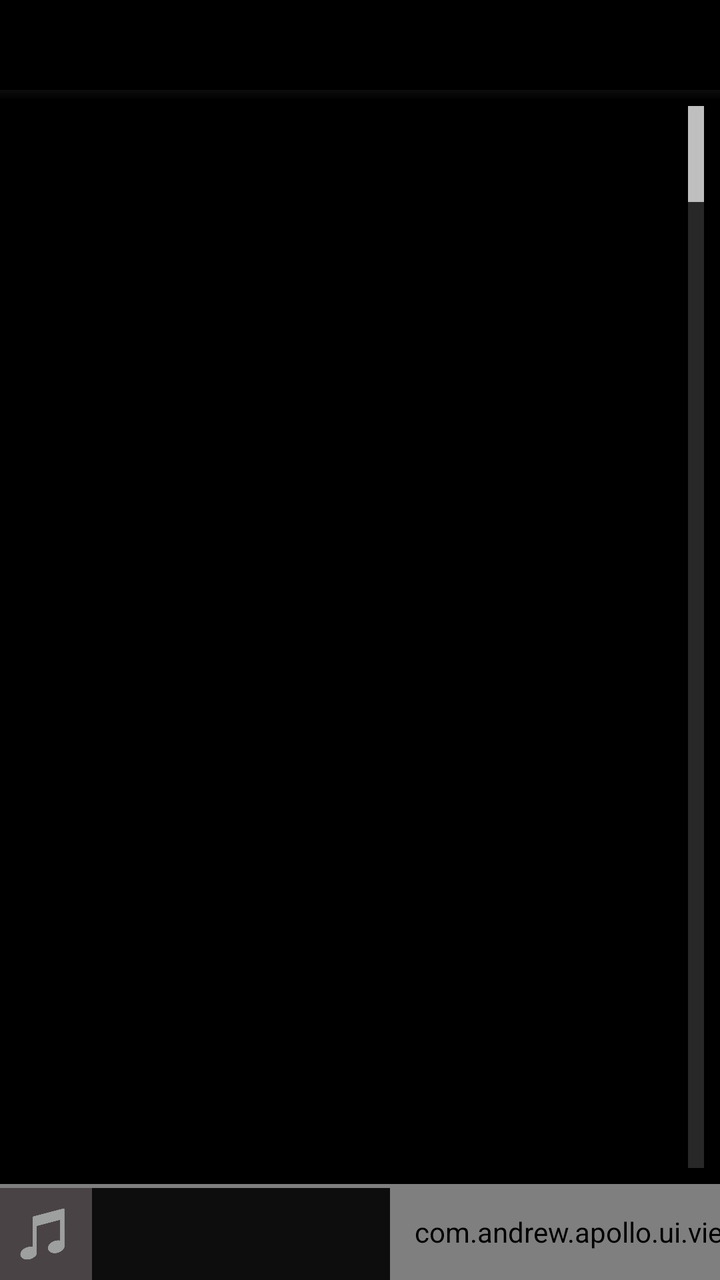
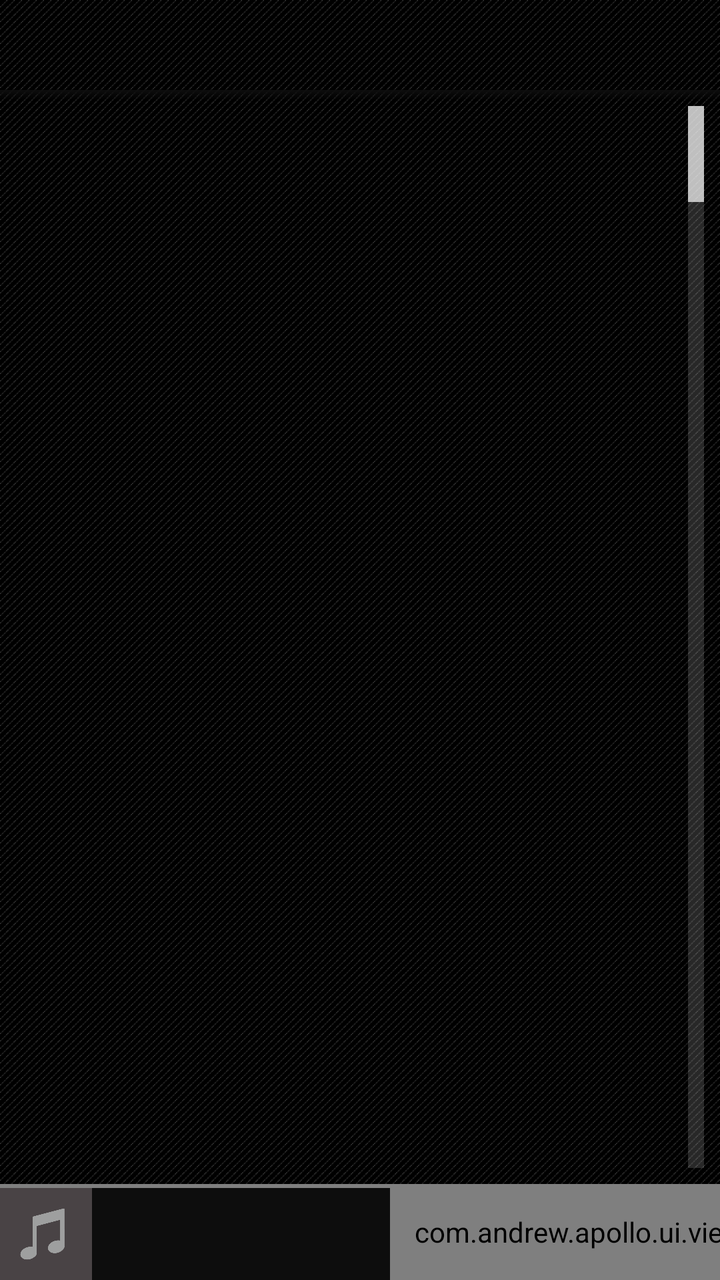

Compare the two renders of this Android layout. The source of the first and the diff that turns it into the second are given below.
<!-- AndroidManifest.xml: application theme Apollo.Theme.Dark -->
<!-- res/layout/grid_search.xml -->
<?xml version="1.0" encoding="utf-8"?>
<androidx.constraintlayout.widget.ConstraintLayout xmlns:android="http://schemas.android.com/apk/res/android"
	xmlns:app="http://schemas.android.com/apk/res-auto"
	xmlns:tools="http://schemas.android.com/tools"
	android:id="@+id/grid_search_container"
	android:layout_width="match_parent"
	android:layout_height="match_parent">

	<androidx.appcompat.widget.Toolbar
		android:id="@+id/grid_search_toolbar"
		android:layout_width="0dp"
		android:layout_height="@dimen/toolbar_height"
		app:layout_constraintStart_toStartOf="parent"
		app:layout_constraintTop_toTopOf="parent"
		app:layout_constraintEnd_toEndOf="parent" />

	<TextView
		android:id="@+id/grid_search_empty_info"
		android:layout_width="0dp"
		android:layout_height="wrap_content"
		android:visibility="invisible"
		android:layout_gravity="center"
		android:text="@string/empty_search"
		app:layout_constraintStart_toStartOf="@id/grid_search"
		app:layout_constraintTop_toTopOf="@id/grid_search"
		app:layout_constraintBottom_toBottomOf="@id/grid_search"
		app:layout_constraintEnd_toEndOf="@id/grid_search" />

	<GridView
		android:id="@+id/grid_search"
		android:layout_width="0dp"
		android:layout_height="0dp"
		android:cacheColorHint="@color/transparent"
		android:drawSelectorOnTop="true"
		android:fadingEdge="vertical"
		android:fastScrollEnabled="true"
		android:horizontalSpacing="@dimen/grid_item_spacing"
		android:verticalSpacing="@dimen/grid_item_spacing"
		android:layout_margin="@dimen/grid_search_grid_margin"
		app:layout_constraintStart_toStartOf="parent"
		app:layout_constraintTop_toBottomOf="@id/grid_search_toolbar"
		app:layout_constraintBottom_toTopOf="@id/grid_search_actionbar"
		app:layout_constraintEnd_toEndOf="parent" />

	<ImageView
		android:id="@+id/grid_search_shadow"
		android:layout_width="0dp"
		android:layout_height="@dimen/shadow_height"
		android:src="@drawable/top_shadow"
		app:layout_constraintStart_toStartOf="parent"
		app:layout_constraintTop_toBottomOf="@id/grid_search_toolbar"
		app:layout_constraintEnd_toEndOf="parent"
		tools:ignore="ContentDescription" />

	<include
		android:id="@+id/grid_search_actionbar"
		android:layout_width="0dp"
		android:layout_height="@dimen/bottom_action_bar_height"
		app:layout_constraintStart_toStartOf="parent"
		app:layout_constraintBottom_toBottomOf="parent"
		app:layout_constraintEnd_toEndOf="parent"
		layout="@layout/bottom_action_bar" />

</androidx.constraintlayout.widget.ConstraintLayout>
<!-- res/layout/bottom_action_bar.xml (included above) -->
<?xml version="1.0" encoding="utf-8"?>
<androidx.constraintlayout.widget.ConstraintLayout xmlns:android="http://schemas.android.com/apk/res/android"
	xmlns:app="http://schemas.android.com/apk/res-auto"
	xmlns:tools="http://schemas.android.com/tools"
	android:id="@+id/bottom_action_bar"
	android:layout_width="match_parent"
	android:layout_height="@dimen/bottom_action_bar_height"
	android:background="@color/action_bar_color"
	android:layout_gravity="bottom"
	tools:ignore="ContentDescription,RtlHardcoded,RtlSymmetry">

	<ImageView
		android:id="@+id/bottom_action_bar_background"
		android:layout_width="0dp"
		android:layout_height="0dp"
		app:layout_constraintStart_toEndOf="@id/bottom_action_bar_album_art"
		app:layout_constraintTop_toBottomOf="@id/colorstrip"
		app:layout_constraintBottom_toBottomOf="parent"
		app:layout_constraintEnd_toEndOf="parent" />

	<com.andrew.apollo.ui.views.theme.Colorstrip
		android:id="@+id/colorstrip"
		android:layout_width="0dp"
		android:layout_height="@dimen/colorstrip_height"
		app:layout_constraintStart_toStartOf="parent"
		app:layout_constraintTop_toTopOf="parent"
		app:layout_constraintEnd_toEndOf="parent" />

	<ImageView
		android:id="@+id/bottom_action_bar_album_art"
		android:layout_width="0dp"
		android:layout_height="0dp"
		android:src="@drawable/default_artwork"
		app:layout_constraintStart_toStartOf="parent"
		app:layout_constraintTop_toBottomOf="@id/colorstrip"
		app:layout_constraintBottom_toBottomOf="parent"
		app:layout_constraintDimensionRatio="1.0" />

	<TextView
		android:id="@+id/bottom_action_bar_line_one"
		android:layout_width="0dp"
		android:layout_height="wrap_content"
		android:layout_marginLeft="@dimen/bottom_action_bar_info_padding_left"
		android:layout_marginStart="@dimen/bottom_action_bar_info_padding_left"
		android:textColor="@color/bab_line_one"
		app:layout_constraintStart_toEndOf="@id/bottom_action_bar_album_art"
		app:layout_constraintTop_toBottomOf="@id/colorstrip"
		app:layout_constraintBottom_toTopOf="@id/bottom_action_bar_line_two"
		app:layout_constraintEnd_toStartOf="@id/bottom_action_bar_scrollview"
		app:layout_constraintVertical_chainStyle="packed"
		style="@style/BottomActionBarLineOne" />

	<TextView
		android:id="@+id/bottom_action_bar_line_two"
		android:layout_width="0dp"
		android:layout_height="wrap_content"
		android:layout_marginLeft="@dimen/bottom_action_bar_info_padding_left"
		android:layout_marginStart="@dimen/bottom_action_bar_info_padding_left"
		android:textColor="@color/bab_line_two"
		app:layout_constraintStart_toEndOf="@id/bottom_action_bar_album_art"
		app:layout_constraintTop_toBottomOf="@id/bottom_action_bar_line_one"
		app:layout_constraintBottom_toBottomOf="parent"
		app:layout_constraintEnd_toStartOf="@id/bottom_action_bar_scrollview"
		app:layout_constraintVertical_chainStyle="packed"
		style="@style/BottomActionBarLineTwo" />

	<HorizontalScrollView
		android:id="@+id/bottom_action_bar_scrollview"
		android:layout_width="@dimen/bottom_action_bar_button_container_width"
		android:layout_height="0dp"
		android:scrollbars="none"
		app:layout_constraintTop_toTopOf="@id/colorstrip"
		app:layout_constraintBottom_toBottomOf="parent"
		app:layout_constraintEnd_toEndOf="parent">

		<LinearLayout
			android:orientation="horizontal"
			android:layout_width="wrap_content"
			android:layout_height="match_parent">

			<com.andrew.apollo.ui.views.RepeatingImageButton
				android:id="@+id/action_button_previous"
				style="@style/BottomActionBarItem.Previous" />

			<com.andrew.apollo.ui.views.PlayPauseButton
				android:id="@+id/action_button_play"
				style="@style/BottomActionBarItem.Play" />

			<com.andrew.apollo.ui.views.RepeatingImageButton
				android:id="@+id/action_button_next"
				style="@style/BottomActionBarItem.Next" />

			<com.andrew.apollo.ui.views.ShuffleButton
				android:id="@+id/action_button_shuffle"
				style="@style/BottomActionBarItem.Shuffle" />

			<com.andrew.apollo.ui.views.RepeatButton
				android:id="@+id/action_button_repeat"
				style="@style/BottomActionBarItem.Repeat" />

		</LinearLayout>

	</HorizontalScrollView>

</androidx.constraintlayout.widget.ConstraintLayout>
<!-- resources referenced by this layout -->
<resources>
  <color name="action_bar_color">#ff0d0d0d</color>
  <color name="bab_line_one">@color/white</color>
  <color name="bab_line_two">@color/transparent_white</color>
  <color name="transparent">#00000000</color>
  <dimen name="bottom_action_bar_button_container_width">165.0dp</dimen>
  <dimen name="bottom_action_bar_height">48.0dp</dimen>
  <dimen name="bottom_action_bar_info_padding_left">5.0dp</dimen>
  <dimen name="colorstrip_height">2.0dp</dimen>
  <dimen name="grid_item_spacing">4.0dp</dimen>
  <dimen name="grid_search_grid_margin">8dp</dimen>
  <dimen name="shadow_height">5.0dp</dimen>
  <dimen name="toolbar_height">45dp</dimen>
  <!-- drawable top_shadow (drawable) -->
  <?xml version="1.0" encoding="utf-8"?>
  <shape xmlns:android="http://schemas.android.com/apk/res/android"
  	android:shape="rectangle">
  
  	<gradient
  		android:angle="270"
  		android:endColor="@color/transparent"
  		android:startColor="@color/action_bar" />
  
  </shape>
  <string name="empty_search">No search results found</string>
  <style name="BottomActionBarItem.Next" parent="@style/BottomActionBarItem">
  		<item name="android:contentDescription">@string/accessibility_next</item>
  	</style>
  <style name="BottomActionBarItem.Play" parent="@style/BottomActionBarItem">
  		<item name="android:contentDescription">@string/accessibility_play</item>
  	</style>
  <style name="BottomActionBarItem.Previous" parent="@style/BottomActionBarItem">
  		<item name="android:contentDescription">@string/accessibility_prev</item>
  	</style>
  <style name="BottomActionBarItem.Repeat" parent="@style/BottomActionBarItem">
  		<item name="android:contentDescription">@string/accessibility_repeat</item>
  	</style>
  <style name="BottomActionBarItem.Shuffle" parent="@style/BottomActionBarItem">
  		<item name="android:contentDescription">@string/accessibility_shuffle</item>
  	</style>
  <style name="BottomActionBarLineOne" parent="@style/BottomActionBarText">
  		<item name="android:textStyle">bold</item>
  	</style>
  <style name="BottomActionBarLineTwo" parent="@style/BottomActionBarText" />
  <style name="Apollo.Theme.Dark" parent="Theme.AppCompat.NoActionBar">
  
  		<item name="colorPrimaryDark">#ff0a0a0a</item>
  		<item name="windowActionBar">false</item>
  		<item name="windowNoTitle">true</item>
  		<item name="colorAccent">@android:color/white</item>
  		<item name="android:colorBackground">@android:color/black</item>
  		<item name="android:windowContentOverlay">@null</item>
  	</style>
  <color name="white">#ffffffff</color>
  <color name="transparent_white">#ffcccccc</color>
  <color name="action_bar">@color/action_bar_color</color>
  <string name="accessibility_next">Next</string>
  <string name="accessibility_play">Play</string>
  <string name="accessibility_prev">Previous</string>
  <string name="accessibility_repeat">Repeat</string>
  <string name="accessibility_shuffle">Shuffle</string>
  <dimen name="bottom_action_bar_item_padding_left">12.0dp</dimen>
  <dimen name="bottom_action_bar_item_padding_right">12.0dp</dimen>
  <dimen name="text_size_extra_micro">10.0sp</dimen>
  <!-- unchanged entries left out for length: 3 -->
</resources>

<!-- the commit's change to res/layout/grid_search.xml (unified diff, before → after) -->
@@ -4,7 +4,8 @@
 	xmlns:tools="http://schemas.android.com/tools"
 	android:id="@+id/grid_search_container"
 	android:layout_width="match_parent"
-	android:layout_height="match_parent">
+	android:layout_height="match_parent"
+	android:background="@drawable/pager_background">
 
 	<androidx.appcompat.widget.Toolbar
 		android:id="@+id/grid_search_toolbar"
<!-- resource entries referenced after the edit -->
@@ -12,6 +12,11 @@
   <dimen name="grid_search_grid_margin">8dp</dimen>
   <dimen name="shadow_height">5.0dp</dimen>
   <dimen name="toolbar_height">45dp</dimen>
+  <!-- drawable pager_background (drawable) -->
+  <?xml version="1.0" encoding="utf-8"?>
+  <bitmap xmlns:android="http://schemas.android.com/apk/res/android"
+  	android:src="@drawable/view_pager_background_texture"
+  	android:tileMode="repeat" />
   <!-- drawable top_shadow (drawable) -->
   <?xml version="1.0" encoding="utf-8"?>
   <shape xmlns:android="http://schemas.android.com/apk/res/android"
@@ -44,22 +49,29 @@
   	</style>
   <style name="BottomActionBarLineTwo" parent="@style/BottomActionBarText" />
   <style name="Apollo.Theme.Dark" parent="Theme.AppCompat.NoActionBar">
-  
   		<item name="colorPrimaryDark">#ff0a0a0a</item>
   		<item name="windowActionBar">false</item>
   		<item name="windowNoTitle">true</item>
   		<item name="colorAccent">@android:color/white</item>
   		<item name="android:colorBackground">@android:color/black</item>
   		<item name="android:windowContentOverlay">@null</item>
+  		<item name="android:windowAnimationStyle">@style/TransactionPending</item>
   	</style>
   <color name="white">#ffffffff</color>
   <color name="transparent_white">#ffcccccc</color>
+  <!-- drawable view_pager_background_texture: png bitmap (drawable-hdpi, 115 bytes) -->
   <color name="action_bar">@color/action_bar_color</color>
   <string name="accessibility_next">Next</string>
   <string name="accessibility_play">Play</string>
   <string name="accessibility_prev">Previous</string>
   <string name="accessibility_repeat">Repeat</string>
   <string name="accessibility_shuffle">Shuffle</string>
+  <style name="TransactionPending" parent="@android:style/Animation">
+  		<item name="android:activityOpenEnterAnimation">@android:anim/fade_in</item>
+  		<item name="android:activityOpenExitAnimation">@android:anim/fade_out</item>
+  		<item name="android:activityCloseEnterAnimation">@android:anim/fade_in</item>
+  		<item name="android:activityCloseExitAnimation">@android:anim/fade_out</item>
+  	</style>
   <dimen name="bottom_action_bar_item_padding_left">12.0dp</dimen>
   <dimen name="bottom_action_bar_item_padding_right">12.0dp</dimen>
   <dimen name="text_size_extra_micro">10.0sp</dimen>
